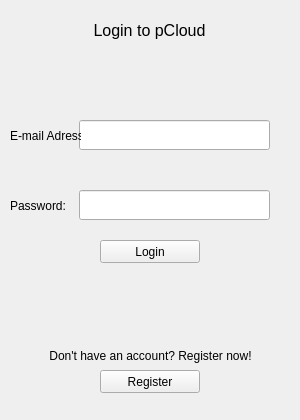
Old version of the form pCloud/loginwindow.ui in the repository pcloudcom/pfs-gui.
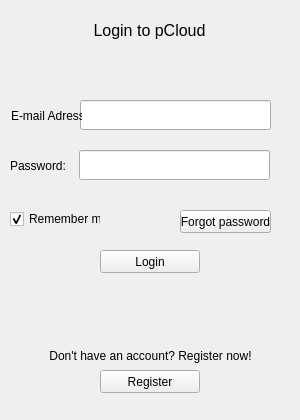
New version of the form.

Diff of the .ui file:
```diff
--- a/pCloud/loginwindow.ui
+++ b/pCloud/loginwindow.ui
@@ -18,7 +18,7 @@
     <property name="geometry">
      <rect>
       <x>79</x>
-      <y>190</y>
+      <y>150</y>
       <width>191</width>
       <height>30</height>
      </rect>
@@ -30,8 +30,8 @@
    <widget class="QLineEdit" name="email">
     <property name="geometry">
      <rect>
-      <x>79</x>
-      <y>120</y>
+      <x>80</x>
+      <y>100</y>
       <width>191</width>
       <height>30</height>
      </rect>
@@ -41,7 +41,7 @@
     <property name="geometry">
      <rect>
       <x>10</x>
-      <y>190</y>
+      <y>150</y>
       <width>71</width>
       <height>31</height>
      </rect>
@@ -53,8 +53,8 @@
    <widget class="QLabel" name="label">
     <property name="geometry">
      <rect>
-      <x>10</x>
-      <y>120</y>
+      <x>11</x>
+      <y>100</y>
       <width>71</width>
       <height>31</height>
      </rect>
@@ -77,7 +77,7 @@
     <property name="geometry">
      <rect>
       <x>100</x>
-      <y>240</y>
+      <y>250</y>
       <width>100</width>
       <height>23</height>
      </rect>
@@ -147,6 +147,35 @@
      <bool>false</bool>
     </property>
    </widget>
+   <widget class="QCheckBox" name="checkBox">
+    <property name="geometry">
+     <rect>
+      <x>10</x>
+      <y>210</y>
+      <width>91</width>
+      <height>18</height>
+     </rect>
+    </property>
+    <property name="text">
+     <string>Remember me</string>
+    </property>
+    <property name="checked">
+     <bool>true</bool>
+    </property>
+   </widget>
+   <widget class="QPushButton" name="forgotButton">
+    <property name="geometry">
+     <rect>
+      <x>180</x>
+      <y>210</y>
+      <width>91</width>
+      <height>23</height>
+     </rect>
+    </property>
+    <property name="text">
+     <string>Forgot password</string>
+    </property>
+   </widget>
   </widget>
  </widget>
  <tabstops>
```
